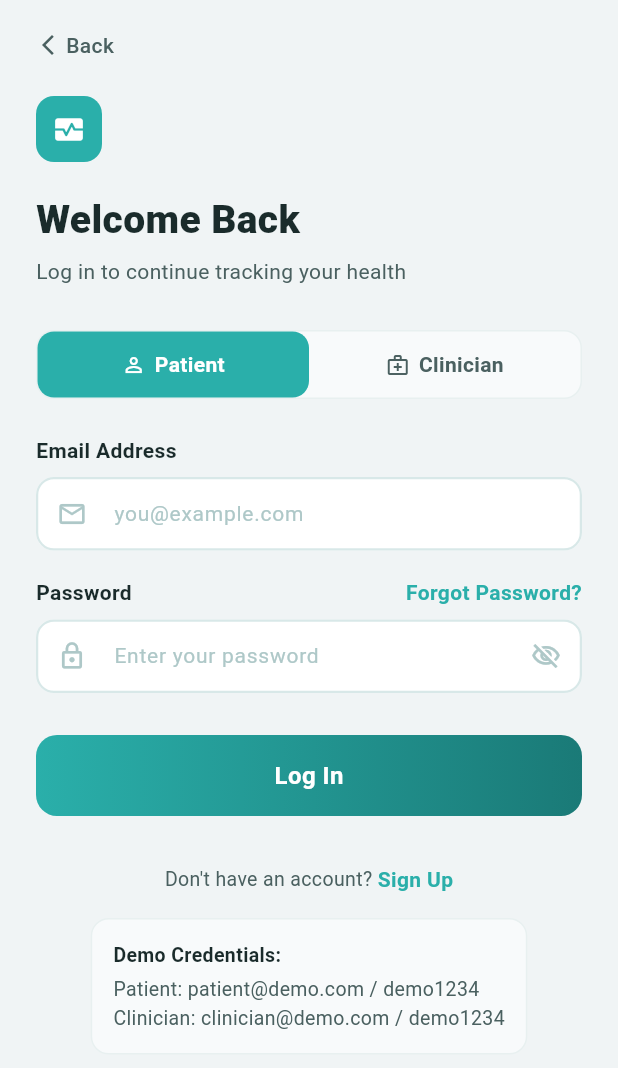
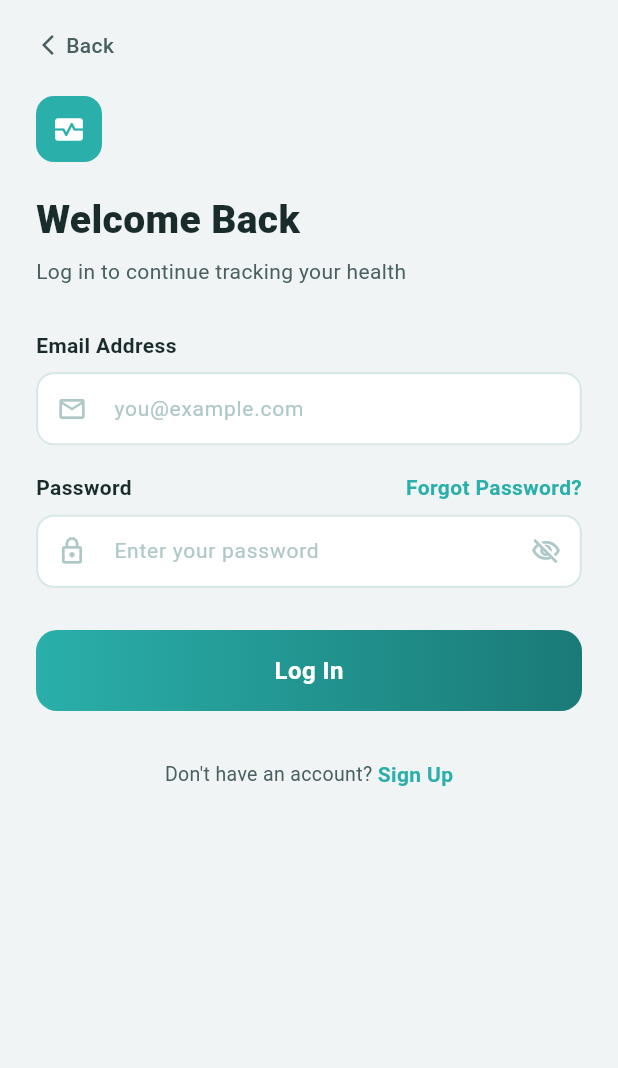
Before and after one commit to Shefiq22/ai_mshm, a Flutter app: the screen it shows after launch, after a tap on "Sign In", on a phone screen of 412 x 824 dp. Shown: the top 1068 px of the screen. Run offline on Flutter 3.47's test engine with Material 3 defaults, Android fonts, the phone set to English and light mode, and no system bars.

Commit message:
describe what you changed

```diff
--- a/lib/login.dart
+++ b/lib/login.dart
@@ -22,7 +22,6 @@
     end: Offset.zero,
   ).animate(CurvedAnimation(parent: _c, curve: Curves.easeOut));
 
-    int _role = 0;
   bool _obscure = true;
   final _email = TextEditingController();
   final _pw = TextEditingController();
@@ -74,41 +73,15 @@
                   Text('Log in to continue tracking your health',
                       style: AppTextStyles.screenSubtitle),
                   const SizedBox(height: 28),
-                    Container(
-                      decoration: BoxDecoration(
-                        color: AppColors.surfaceLight,
-                        borderRadius: BorderRadius.circular(12),
-                        border: Border.all(color: AppColors.cardBorder),
-                      ),
-                      child: Row(
-                        children: [
-                          _RoleTab(
-                            label: 'Patient',
-                            icon: Icons.person_outline,
-                            selected: _role == 0,
-                            onTap: () => setState(() => _role = 0),
-                          ),
-                          _RoleTab(
-                            label: 'Clinician',
-                            icon: Icons.medical_services_outlined,
-                            selected: _role == 1,
-                            onTap: () => setState(() => _role = 1),
-                          ),
-                        ],
-                      ),
-                    ),
-                    const SizedBox(height: 24),
                   Text('Email Address', style: AppTextStyles.inputLabel),
                   const SizedBox(height: 8),
                   TextField(
                     controller: _email,
                     keyboardType: TextInputType.emailAddress,
                     style: AppTextStyles.inputText,
-                      decoration: InputDecoration(
-                        hintText: _role == 0
-                            ? 'you@example.com'
-                            : 'doctor@clinic.com',
-                        prefixIcon: const Icon(Icons.mail_outline,
+                    decoration: const InputDecoration(
+                      hintText: 'you@example.com',
+                      prefixIcon: Icon(Icons.mail_outline,
                           color: AppColors.textHint, size: 20),
                     ),
                   ),
@@ -167,34 +140,6 @@
                       ],
                     ),
                   ),
-                    const SizedBox(height: 16),
-                    Center(
-                      child: Container(
-                        padding: const EdgeInsets.all(14),
-                        decoration: BoxDecoration(
-                          color: AppColors.surfaceLight,
-                          borderRadius: BorderRadius.circular(12),
-                          border: Border.all(color: AppColors.cardBorder),
-                        ),
-                        child: Column(
-                          crossAxisAlignment: CrossAxisAlignment.start,
-                          children: [
-                            Text(
-                              'Demo Credentials:',
-                              style: AppTextStyles.smallText.copyWith(
-                                fontWeight: FontWeight.w600,
-                                color: AppColors.textDark,
-                              ),
-                            ),
-                            const SizedBox(height: 4),
-                            Text('Patient: patient@demo.com / demo1234',
-                                style: AppTextStyles.smallText),
-                            Text('Clinician: clinician@demo.com / demo1234',
-                                style: AppTextStyles.smallText),
-                          ],
-                        ),
-                      ),
-                    ),
                   const SizedBox(height: 24),
                 ],
               ),
@@ -205,51 +150,3 @@
     );
   }
 }
-
-  class _RoleTab extends StatelessWidget {
-    final String label;
-    final IconData icon;
-    final bool selected;
-    final VoidCallback onTap;
-
-    const _RoleTab({
-      required this.label,
-      required this.icon,
-      required this.selected,
-      required this.onTap,
-    });
-
-    @override
-    Widget build(BuildContext context) {
-      return Expanded(
-        child: GestureDetector(
-          onTap: onTap,
-          child: AnimatedContainer(
-            duration: const Duration(milliseconds: 200),
-            padding: const EdgeInsets.symmetric(vertical: 12),
-            decoration: BoxDecoration(
-              color: selected ? AppColors.primary : Colors.transparent,
-              borderRadius: BorderRadius.circular(11),
-            ),
-            child: Row(
-              mainAxisAlignment: MainAxisAlignment.center,
-              children: [
-                Icon(icon,
-                    size: 16,
-                    color: selected ? Colors.white : AppColors.textMedium),
-                const SizedBox(width: 6),
-                Text(
-                  label,
-                  style: TextStyle(
-                    fontSize: 14,
-                    fontWeight: FontWeight.w600,
-                    color: selected ? Colors.white : AppColors.textMedium,
-                  ),
-                ),
-              ],
-            ),
-          ),
-        ),
-      );
-    }
-  }
```
Lines whose indentation alone changed are shown as unchanged.
